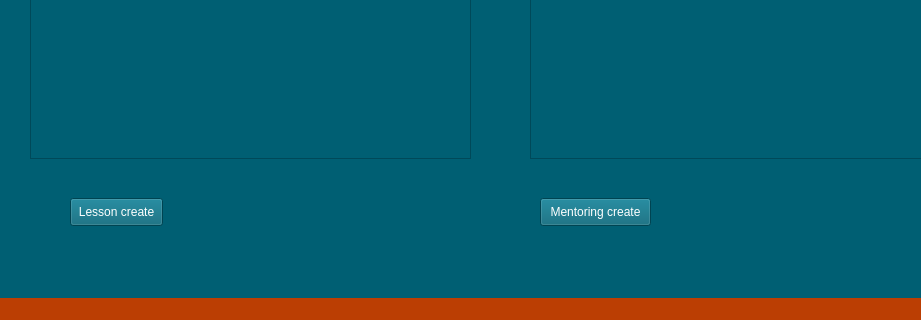
This is Teacher_UI/teacher.ui in otufan/school-management-system as Qt 5 draws it before an edit; both pictures show x 0 to 921 and y 449 to 769 of the 1024 by 769 pixel window. The edited form follows.
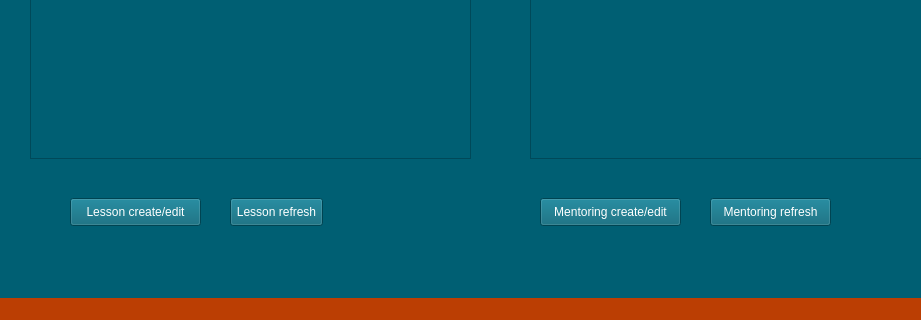
This is the edited form.

Commit message: create/edit les/ment, update screen

The edit to the form file:
```diff
--- a/Teacher_UI/teacher.ui
+++ b/Teacher_UI/teacher.ui
@@ -782,12 +782,12 @@
        <rect>
         <x>70</x>
         <y>600</y>
-        <width>93</width>
+        <width>131</width>
         <height>28</height>
        </rect>
       </property>
       <property name="text">
-       <string>Lesson create</string>
+       <string>Lesson create/edit</string>
       </property>
      </widget>
      <widget class="QPushButton" name="create_mentor">
@@ -795,12 +795,38 @@
        <rect>
         <x>540</x>
         <y>600</y>
-        <width>111</width>
+        <width>141</width>
         <height>28</height>
        </rect>
       </property>
       <property name="text">
-       <string>Mentoring create</string>
+       <string>Mentoring create/edit</string>
+      </property>
+     </widget>
+     <widget class="QPushButton" name="update_lessons">
+      <property name="geometry">
+       <rect>
+        <x>230</x>
+        <y>600</y>
+        <width>93</width>
+        <height>28</height>
+       </rect>
+      </property>
+      <property name="text">
+       <string>Lesson refresh</string>
+      </property>
+     </widget>
+     <widget class="QPushButton" name="update_mentoring">
+      <property name="geometry">
+       <rect>
+        <x>710</x>
+        <y>600</y>
+        <width>121</width>
+        <height>28</height>
+       </rect>
+      </property>
+      <property name="text">
+       <string>Mentoring refresh</string>
       </property>
      </widget>
     </widget>
```
Left out of the diff: 2 changed lines with no effect on the pictures. The commit also changes 9 other files.
